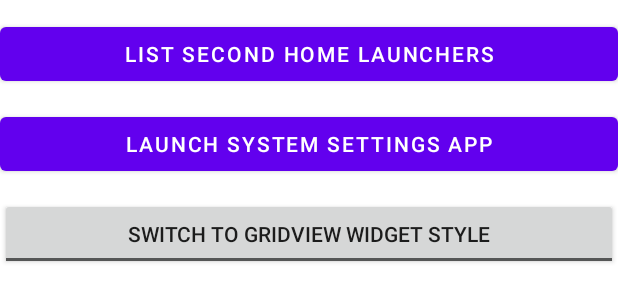
After one commit to SamSprung/SamSprung-TooUI, an Android app: the layout step_widget_edit.xml on its own in the app's theme, with its tools: preview values and no code run, on a phone screen of 412 x 824 dp. The commit adds this screen. Shown: the top 302 px of the screen. Run offline under Robolectric (Android 15) with nearby library versions, the phone set to English and light mode, and no system bars.

Commit message:
Support switching between list and grid view

```diff
--- a/app/src/main/AndroidManifest.xml
+++ b/app/src/main/AndroidManifest.xml
@@ -17,7 +17,7 @@
         android:supportsRtl="true"
         android:theme="@style/Theme.SecondScreen">
         <activity
-            android:name=".MainActivity"
+            android:name=".SettingsActivity"
             android:exported="true">
             <intent-filter>
                 <action android:name="android.intent.action.MAIN" />
@@ -25,7 +25,7 @@
             </intent-filter>
         </activity>
         <activity
-            android:name=".LauncherOverride"
+            android:name=".SecondHomePicker"
             android:enabled="false"
             android:exported="true">
             <intent-filter>
--- a/app/src/main/java/com/sec/android/app/shealth/LauncherOverride.kt
+++ b/app/src/main/java/com/sec/android/app/shealth/SecondHomePicker.kt
@@ -4,7 +4,7 @@ import android.content.pm.PackageManager
 import android.os.Bundle
 import androidx.appcompat.app.AppCompatActivity
 
-class LauncherOverride : AppCompatActivity() {
+class SecondHomePicker : AppCompatActivity() {
 
     override fun onCreate(savedInstanceState: Bundle?) {
         super.onCreate(savedInstanceState)
--- a/app/src/main/java/com/sec/android/app/shealth/StepBroadcastReceiver.kt
+++ b/app/src/main/java/com/sec/android/app/shealth/StepBroadcastReceiver.kt
@@ -11,6 +11,7 @@ import android.hardware.display.DisplayManager.DisplayListener
 
 class StepBroadcastReceiver : BroadcastReceiver {
     private var mDisplayListener : DisplayListener? = null
+    @Suppress("DEPRECATION")
     private var mKeyguardLock : KeyguardManager.KeyguardLock? = null
     private var componentName : ComponentName? = null
 
--- /dev/null
+++ b/app/src/main/res/layout/step_widget_edit.xml
@@ -0,0 +1,40 @@
+<?xml version="1.0" encoding="utf-8"?>
+<LinearLayout xmlns:android="http://schemas.android.com/apk/res/android"
+    xmlns:tools="http://schemas.android.com/tools"
+    android:layout_width="match_parent"
+    android:layout_height="match_parent"
+    android:orientation="vertical"
+    tools:context=".SettingsActivity">
+
+    <Space
+        android:layout_width="match_parent"
+        android:layout_height="12dp" />
+
+    <Button
+        android:id="@+id/testLauncher"
+        android:layout_width="match_parent"
+        android:layout_height="wrap_content"
+        android:text="@string/test_launcher" />
+
+    <Space
+        android:layout_width="match_parent"
+        android:layout_height="12dp" />
+
+    <Button
+        android:id="@+id/openSettings"
+        android:layout_width="match_parent"
+        android:layout_height="wrap_content"
+        android:text="@string/open_settings" />
+
+    <Space
+        android:layout_width="match_parent"
+        android:layout_height="12dp" />
+
+    <ToggleButton
+        android:id="@+id/swapViewType"
+        android:layout_width="match_parent"
+        android:layout_height="wrap_content"
+        android:textOn="@string/swap_viewlist"
+        android:textOff="@string/swap_viewgrid"/>
+
+</LinearLayout>
--- a/app/src/main/res/values/strings.xml
+++ b/app/src/main/res/values/strings.xml
@@ -1,5 +1,9 @@
-<resources>
+<resources xmlns:tools="http://schemas.android.com/tools" tools:ignore="MissingTranslation">
     <string name="app_name">SamSprung Launcher</string>
     <string name="caveats_warning">Lock screen must be disabled to launch apps</string>
+    <string name="test_launcher">List Second Home Launchers</string>
+    <string name="open_settings">Launch System Settings App</string>
+    <string name="swap_viewgrid">Switch to GridView Widget Style</string>
+    <string name="swap_viewlist">Switch to ListView Widget Style</string>
     <string name="list_icon">Icon</string>
 </resources>
```
Also changed, not shown: app/src/main/java/com/samsung/android/app/shealth/tracker/pedometer/service/coverwidget/StepCoverAppWidget.kt (+15 -8 lines), app/src/main/java/com/sec/android/app/shealth/MainActivity.kt (deleted, +0 -62 lines), app/src/main/java/com/sec/android/app/shealth/SettingsActivity.kt (added, +101 -0 lines), app/src/main/java/com/sec/android/app/shealth/StepLauncherService.kt (+24 -8 lines), app/src/main/res/layout/step_widget_item.xml (+20 -4 lines), app/src/main/res/layout/step_widget_view.xml (+13 -2 lines).
